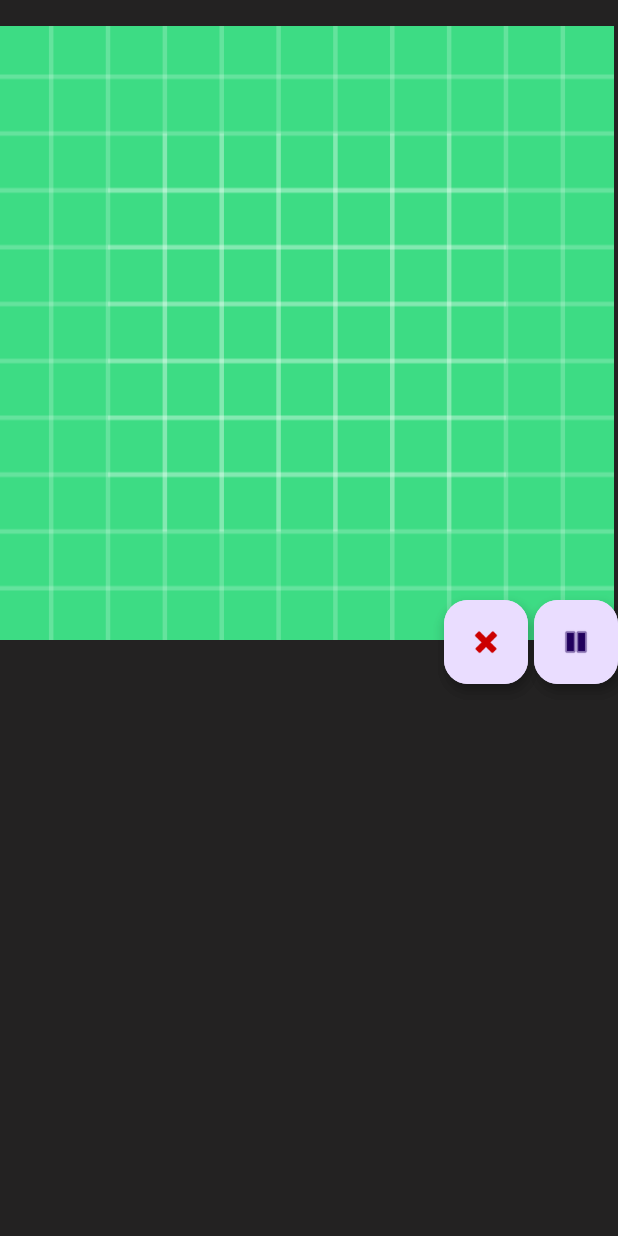
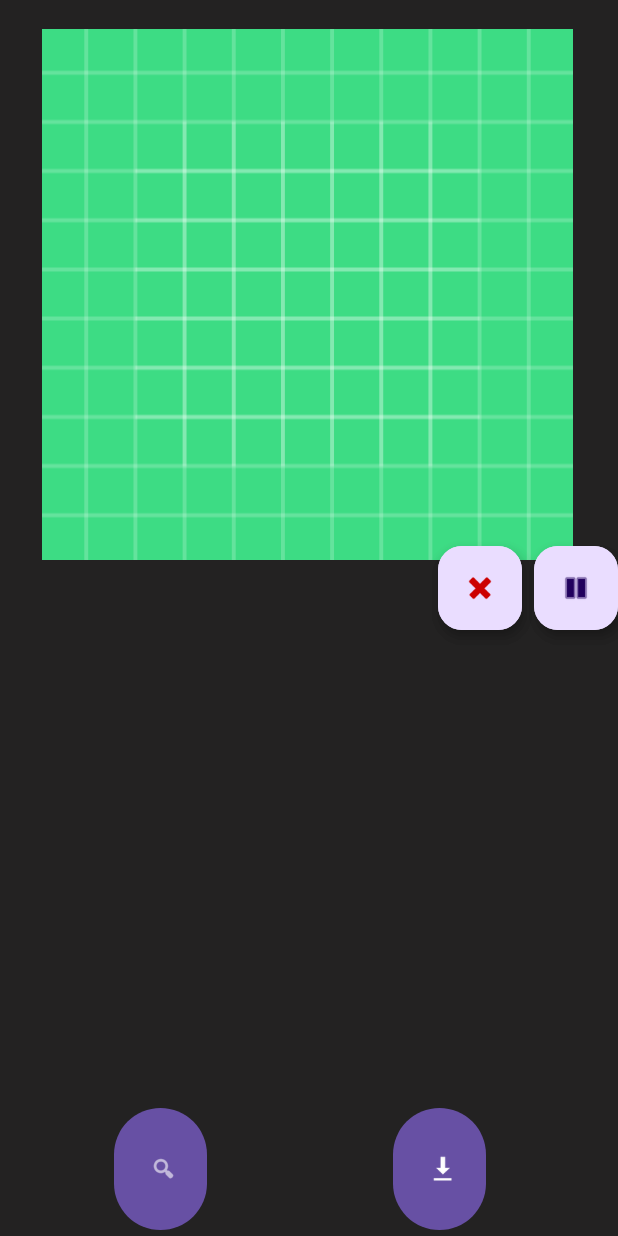
Before and after one commit to GerXY-code/progtech-project, an Android app: the layout home_page.xml on its own in the app's theme, with its tools: preview values and no code run, on a phone screen of 412 x 824 dp. Run offline under Robolectric (Android 15) with nearby library versions, the phone set to English and light mode, and no system bars.

Commit message:
Home and Playlist button created

```diff
--- a/SourceCode/app/src/main/java/com/example/spotifly/AsyncLogin.java
+++ b/SourceCode/app/src/main/java/com/example/spotifly/AsyncLogin.java
@@ -17,11 +17,12 @@ public class AsyncLogin extends AsyncTask<String, String, String> {
 
     @Override
     protected String doInBackground(String... strings) {
+        ConnectionInfo ci = new ConnectionInfo();
 
         try {
 
             Class.forName("com.mysql.jdbc.Driver");
-            Connection connection = DriverManager.getConnection("jdbc:mysql://10.1.187.67/spotifly", "root", "");
+            Connection connection = DriverManager.getConnection("jdbc:mysql://"+ci.IPAddress+"/spotifly", "root", "");
             Statement statement = connection.createStatement();
             statement.executeUpdate("INSERT INTO users(username,email,password) VALUES('"+username+"','"+email+"','"+password+"')");
 
--- a/SourceCode/app/src/main/java/com/example/spotifly/ConnectionInfo.java
+++ b/SourceCode/app/src/main/java/com/example/spotifly/ConnectionInfo.java
@@ -1,8 +1,8 @@
 package com.example.spotifly;
 
 public class ConnectionInfo {
-    String IPAddress  = "192.168.1.73";
-    String PortNumber = "3306";
+    String IPAddress  = "192.168.1.67";
+    String PortNumber = "8000";
     String DBname     = "spotifly";
     String Username   = "root";
     String Password   = "";
--- a/SourceCode/app/src/main/java/com/example/spotifly/MainActivity.java
+++ b/SourceCode/app/src/main/java/com/example/spotifly/MainActivity.java
@@ -62,7 +62,8 @@ public class MainActivity extends AppCompatActivity {
                 try {
                     Boolean result = task.execute().get();
                     if (result){
-                        startActivity(new Intent(MainActivity.this, LandingPageActivity.class));
+                        //startActivity(new Intent(MainActivity.this, LandingPageActivity.class));
+                        goToHomePage();
                     }
                 } catch (ExecutionException e) {
                     throw new RuntimeException(e);
--- a/SourceCode/app/src/main/res/layout/home_page.xml
+++ b/SourceCode/app/src/main/res/layout/home_page.xml
@@ -19,8 +19,9 @@
 
     <ListView
         android:id="@+id/music_list"
-        android:layout_width="wrap_content"
-        android:layout_height="250dp"
+        android:layout_width="408dp"
+        android:layout_height="211dp"
+        android:layout_marginBottom="88dp"
         android:descendantFocusability="blocksDescendants"
         app:layout_constraintBottom_toBottomOf="parent"
         app:layout_constraintStart_toStartOf="parent">
@@ -37,8 +38,10 @@
 
     <ImageView
         android:id="@+id/music_cover"
-        android:layout_width="409dp"
-        android:layout_height="443dp"
+        android:layout_width="354dp"
+        android:layout_height="360dp"
+        android:layout_marginStart="28dp"
+        android:layout_marginTop="16dp"
         android:background="#232222"
         app:layout_constraintStart_toStartOf="parent"
         app:layout_constraintTop_toTopOf="parent"
@@ -68,7 +71,7 @@
         android:id="@+id/action_start"
         android:layout_width="wrap_content"
         android:layout_height="wrap_content"
-        android:layout_marginTop="400dp"
+        android:layout_marginTop="364dp"
         android:clickable="true"
         app:layout_constraintEnd_toEndOf="parent"
         app:layout_constraintTop_toTopOf="parent"
@@ -78,7 +81,7 @@
         android:id="@+id/action_pause"
         android:layout_width="wrap_content"
         android:layout_height="wrap_content"
-        android:layout_marginTop="400dp"
+        android:layout_marginTop="364dp"
         android:clickable="true"
         app:layout_constraintEnd_toEndOf="parent"
         app:layout_constraintTop_toTopOf="parent"
@@ -88,8 +91,8 @@
         android:id="@+id/add_to_playlist_btn"
         android:layout_width="wrap_content"
         android:layout_height="wrap_content"
-        android:layout_marginTop="400dp"
-        android:layout_marginEnd="60dp"
+        android:layout_marginTop="364dp"
+        android:layout_marginEnd="64dp"
         android:clickable="true"
         app:layout_constraintEnd_toEndOf="parent"
         app:layout_constraintTop_toTopOf="parent"
@@ -100,12 +103,31 @@
         android:id="@+id/remove_btn_from_playlist"
         android:layout_width="wrap_content"
         android:layout_height="wrap_content"
-        android:layout_marginTop="400dp"
-        android:layout_marginEnd="60dp"
+        android:layout_marginTop="364dp"
+        android:layout_marginEnd="64dp"
         android:clickable="true"
         app:layout_constraintEnd_toEndOf="parent"
         app:layout_constraintTop_toTopOf="parent"
         app:srcCompat="@android:drawable/ic_delete"
         app:tint="@android:color/holo_red_dark" />
 
+    <Button
+        android:id="@+id/home_btn"
+        android:layout_width="62dp"
+        android:layout_height="89dp"
+        android:layout_marginStart="76dp"
+        app:icon="@android:drawable/ic_menu_search"
+        app:iconPadding="@android:dimen/thumbnail_height"
+        app:layout_constraintBottom_toBottomOf="parent"
+        app:layout_constraintStart_toStartOf="parent" />
+
+    <Button
+        android:id="@+id/playlist_btn"
+        android:layout_width="62dp"
+        android:layout_height="89dp"
+        android:layout_marginEnd="88dp"
+        app:icon="@android:drawable/stat_sys_download_done"
+        app:layout_constraintBottom_toBottomOf="parent"
+        app:layout_constraintEnd_toEndOf="parent" />
+
 </androidx.constraintlayout.widget.ConstraintLayout>
```
